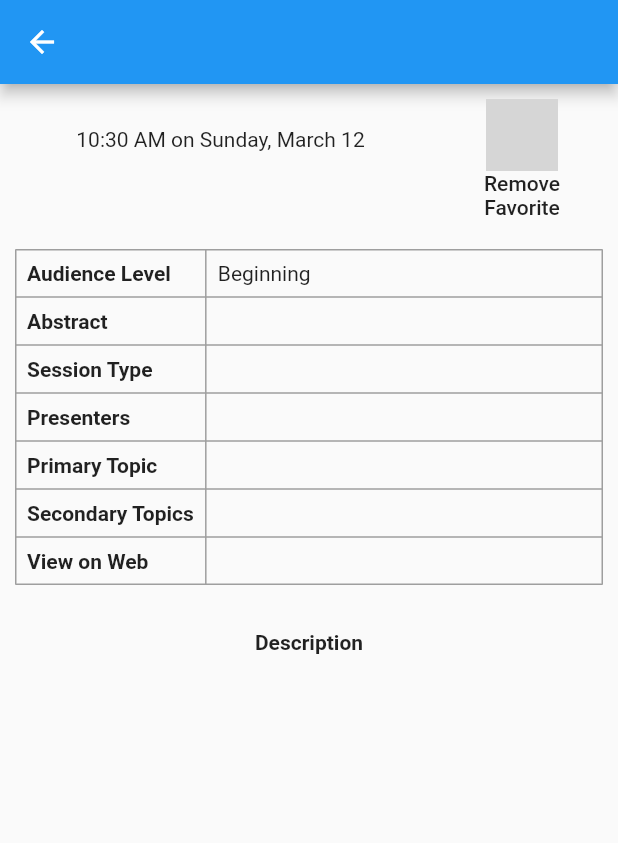
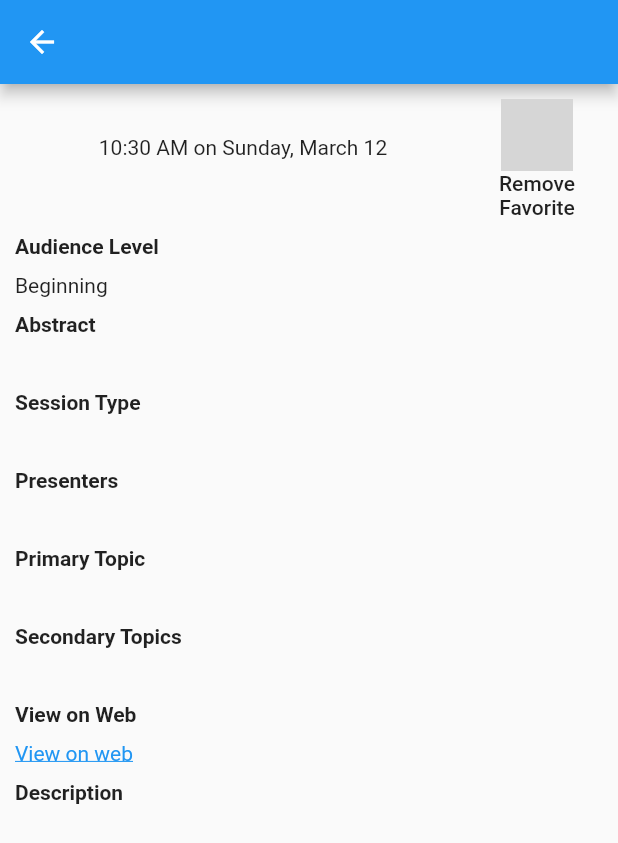
Before and after one commit to dra11y/csun23, a Flutter app: the SessionDetailsPage screen opened directly with empty values, after a tap on an icon or button, on a phone screen of 412 x 824 dp. Shown: the top 843 px of the screen. Run offline on Flutter 3.47's test engine with Material 2 defaults, Android fonts, the phone set to English and light mode, and no system bars; our stand-ins replace flutter_riverpod, shared_preferences, sliver_tools; missing offline and left inert: icon_decoration; accounts and stored records are empty; grey boxes are pictures that could not be loaded.

Commit message:
clean up

```diff
--- a/csun23/lib/main.dart
+++ b/csun23/lib/main.dart
@@ -1,5 +1,3 @@
-import 'dart:io';
-
 import 'package:flutter/material.dart';
 import 'package:flutter_riverpod/flutter_riverpod.dart';
 
@@ -14,20 +12,18 @@ class MyApp extends StatelessWidget {
 
   @override
   Widget build(BuildContext context) {
-    final textScale =
-        Platform.isMacOS ? 1.7 : MediaQuery.of(context).textScaleFactor;
-    return MaterialApp(
+    return const MaterialApp(
       debugShowCheckedModeBanner: false,
       title: 'CSUN 2023',
-      theme: ThemeData(
-        iconTheme: IconThemeData(
-          size: textScale * (Theme.of(context).iconTheme.size ?? 24),
-        ),
-        textTheme: Theme.of(context).textTheme.apply(
-              fontSizeFactor: textScale,
-              // fontSizeDelta: 5,
-            ),
-      ),
+      // theme: ThemeData(
+      //   iconTheme: IconThemeData(
+      //     size: Theme.of(context).iconTheme.size ?? 24,
+      //   ),
+      //   textTheme: Theme.of(context).textTheme.apply(
+      //         fontSizeFactor: 1.0,
+      //         // fontSizeDelta: 5,
+      //       ),
+      // ),
       home: SessionsListPage(title: 'CSUN ’23'),
     );
   }
--- a/csun23/lib/pages/session_details_page.dart
+++ b/csun23/lib/pages/session_details_page.dart
@@ -3,10 +3,11 @@ import 'package:flutter/material.dart';
 import 'package:flutter/rendering.dart';
 import 'package:flutter_riverpod/flutter_riverpod.dart';
 import 'package:icon_decoration/icon_decoration.dart';
-import 'package:intl/intl.dart';
+import 'package:intl/intl.dart' hide TextDirection;
 import 'package:url_launcher/url_launcher_string.dart';
 
 import '../models/models.dart';
+import '../widgets/heading.dart';
 
 class SessionDetailsPage extends ConsumerStatefulWidget {
   const SessionDetailsPage({super.key, required this.session});
@@ -29,11 +30,24 @@ class _SessionDetailsPageState extends ConsumerState<SessionDetailsPage> {
     final colorScheme = Theme.of(context).colorScheme;
     final textScale = MediaQuery.of(context).textScaleFactor;
 
+    void toggleFavorite() {
+      favoritesNotifier.toggle(session.id);
+      Future.delayed(const Duration(milliseconds: 100), () {
+        final isFavorite = ref.read(favoritesProvider).contains(session.id);
+        SemanticsService.announce(
+            isFavorite ? 'Added favorite' : 'Removed favorite',
+            TextDirection.ltr);
+      });
+    }
+
     return Scaffold(
       appBar: AppBar(
         title: Text(session.name),
       ),
       body: ListView(
+        physics: const ClampingScrollPhysics(),
+        cacheExtent: 100,
+        addSemanticIndexes: true,
         children: [
           Semantics(
             sortKey: const OrdinalSortKey(1),
@@ -45,24 +59,18 @@ class _SessionDetailsPageState extends ConsumerState<SessionDetailsPage> {
                       Semantics(
                         sortKey: const OrdinalSortKey(1),
                         container: true,
-                        child: Padding(
-                          padding: const EdgeInsets.only(top: 20, bottom: 10),
                         child: Text(
                           DateFormat('h:mm a on EEEE, MMMM d')
                               .format(session.dateTime),
                           textAlign: TextAlign.center,
                         ),
                       ),
-                      ),
                       Semantics(
                         sortKey: const OrdinalSortKey(1.5),
                         container: true,
-                        child: Padding(
-                          padding: const EdgeInsets.symmetric(vertical: 10),
                         child: Text(
                           session.location,
                           textAlign: TextAlign.center,
-                          ),
                         ),
                       ),
                     ],
@@ -74,11 +82,9 @@ class _SessionDetailsPageState extends ConsumerState<SessionDetailsPage> {
                   button: true,
                   label: isFavorite ? 'Remove Favorite' : 'Add Favorite',
                   excludeSemantics: true,
-                  onTap: () => favoritesNotifier.toggle(session.id),
-                  child: Padding(
-                    padding: const EdgeInsets.all(10).copyWith(right: 20),
+                  onTap: toggleFavorite,
                   child: MaterialButton(
-                      onPressed: () => favoritesNotifier.toggle(session.id),
+                    onPressed: toggleFavorite,
                     child: Column(
                       children: [
                         DecoratedIcon(
@@ -89,9 +95,8 @@ class _SessionDetailsPageState extends ConsumerState<SessionDetailsPage> {
                           icon: Icon(
                             isFavorite ? Icons.star : Icons.clear,
                             semanticLabel: isFavorite ? 'Favorite' : null,
-                              color: isFavorite
-                                  ? Colors.amber
-                                  : Colors.transparent,
+                            color:
+                                isFavorite ? Colors.amber : Colors.transparent,
                           ),
                         ),
                         Text(
@@ -102,109 +107,62 @@ class _SessionDetailsPageState extends ConsumerState<SessionDetailsPage> {
                     ),
                   ),
                 ),
-                ),
               ],
             ),
           ),
-          Padding(
-            padding: const EdgeInsets.all(10),
-            child: Table(
-              border: TableBorder.all(
-                color: Colors.grey,
-              ),
-              columnWidths: const {
-                0: IntrinsicColumnWidth(),
-              },
-              children: [
-                _tableRow(
-                    label: 'Audience Level',
-                    text: session.audienceLevel.toString()),
-                _tableRow(label: 'Abstract', text: session.abstractText),
-                _tableRow(label: 'Session Type', text: session.sessionType),
-                _tableRow(
-                    label: 'Presenters', text: session.presenters.join('\n')),
-                _tableRow(label: 'Primary Topic', text: session.primaryTopic),
-                _tableRow(
-                    label: 'Secondary Topics',
-                    text: session.secondaryTopics.join(', ')),
-                _tableRow(
-                    label: 'View on Web',
-                    content: GestureDetector(
-                      onTap: openLink,
-                      child: Semantics(
-                        container: true,
+          const Heading(text: 'Audience Level'),
+          Text(session.audienceLevel.toString()),
+          const Heading(text: 'Abstract'),
+          Text(session.abstractText),
+          const Heading(text: 'Session Type'),
+          Text(session.sessionType),
+          const Heading(text: 'Presenters'),
+          Text(session.presenters.join('\n')),
+          const Heading(text: 'Primary Topic'),
+          Text(session.primaryTopic),
+          const Heading(text: 'Secondary Topics'),
+          Text(session.secondaryTopics.join(', ')),
+          const Heading(text: 'View on Web'),
+          Semantics(
             link: true,
             onTap: openLink,
+            label: 'View on web',
+            excludeSemantics: true,
+            child: GestureDetector(
+              onTap: openLink,
               child: Text(
-                          session.url,
+                'View on web',
                 style: TextStyle(
                   color: colorScheme.primary,
                   decoration: TextDecoration.underline,
                 ),
               ),
             ),
-                    )),
-              ],
           ),
-          ),
-          Padding(
-            padding: const EdgeInsets.only(top: 20),
-            child: Semantics(
-              header: true,
+          const Heading(text: 'Description'),
+          Column(children: [
+            ...session.description
+                .split('\n')
+                .map(
+                  (p) => p.trim().isEmpty
+                      ? null
+                      : Semantics(
                           container: true,
-              child: const Text(
-                'Description',
-                textAlign: TextAlign.center,
-                style: TextStyle(
-                  fontWeight: FontWeight.bold,
-                ),
-              ),
-            ),
-          ),
-          Padding(
-            padding: const EdgeInsets.all(20),
-            child: Column(children: [
-              ...session.description.split('\n').map(
-                    (p) => Semantics(
-                      container: true,
+                          child: Padding(
+                            padding: const EdgeInsets.only(top: 8),
                             child: Text(p),
                           ),
                         ),
+                )
+                .whereType<Widget>(),
           ]),
-          )
-        ],
+        ]
+            .map((item) => Padding(
+                  padding: const EdgeInsets.all(10).copyWith(bottom: 0),
+                  child: item,
+                ))
+            .toList(),
       ),
     );
   }
-
-  TableRow _tableRow({required String label, String? text, Widget? content}) {
-    assert(
-        (text != null && content == null) || (content != null && text == null));
-    return TableRow(
-      children: [
-        TableCell(
-          child: Semantics(
-            container: true,
-            header: true,
-            child: Padding(
-              padding: const EdgeInsets.all(8.0),
-              child: Text(
-                label,
-                style: const TextStyle(fontWeight: FontWeight.bold),
-              ),
-            ),
-          ),
-        ),
-        TableCell(
-          child: Semantics(
-            container: true,
-            child: Padding(
-              padding: const EdgeInsets.all(8.0),
-              child: text != null ? Text(text) : content,
-            ),
-          ),
-        ),
-      ],
-    );
 }
-}
--- a/csun23/lib/pages/sessions_list_page.dart
+++ b/csun23/lib/pages/sessions_list_page.dart
@@ -1,13 +1,13 @@
 import 'package:collection/collection.dart';
 import 'package:csun23/pages/session_details_page.dart';
 import 'package:flutter/material.dart';
+import 'package:flutter/rendering.dart';
 import 'package:flutter_riverpod/flutter_riverpod.dart';
-import 'package:intl/intl.dart';
+import 'package:intl/intl.dart' hide TextDirection;
 
 import '../models/models.dart';
 import '../providers/providers.dart';
 import '../widgets/date_time_dropdown_button.dart';
-import '../widgets/section.dart';
 import '../widgets/session_list_item.dart';
 
 class SessionsListPage extends ConsumerStatefulWidget {
@@ -22,6 +22,11 @@ class SessionsListPage extends ConsumerStatefulWidget {
 
 class _SessionsListPageState extends ConsumerState<SessionsListPage> {
   ColorScheme get colorScheme => Theme.of(context).colorScheme;
+
+  bool showOnlyFavorites = false;
+  int? sessionsBeingShown;
+  DateTime? lastSelectedDateTime;
+  String get title => '${widget.title}${showOnlyFavorites ? ' Favorites' : ''}';
 
   @override
   Widget build(BuildContext context) {
@@ -54,7 +59,8 @@ class _SessionsListPageState extends ConsumerState<SessionsListPage> {
       selectedColor: colorScheme.onSurface,
       notifier: selectedDateNotifier,
       value: selectedDate,
-      dateFormat: DateFormat('EEEE, MMMM d'),
+      // dateFormat: DateFormat('EEEE, MMMM d'),
+      dateFormat: DateFormat('EEEE'),
     );
 
     final timesDropdown = DateTimeDropdownButton(
@@ -73,18 +79,41 @@ class _SessionsListPageState extends ConsumerState<SessionsListPage> {
       child: Scaffold(
         appBar: AppBar(
           centerTitle: true,
-          title: Row(
-            mainAxisSize: MainAxisSize.min,
+          actions: [
+            Semantics(
+              child: IconButton(
+                padding: EdgeInsets.zero,
+                onPressed: () {
+                  setState(() {
+                    showOnlyFavorites = !showOnlyFavorites;
+                  });
+                },
+                icon: Icon(
+                  showOnlyFavorites ? Icons.star : Icons.star_outline,
+                  semanticLabel:
+                      showOnlyFavorites ? 'Show all' : 'Show only favorites',
+                ),
+              ),
+            ),
+          ],
+          title: Text(title),
+          bottom: PreferredSize(
+            preferredSize: const Size.fromHeight(30),
+            child: Row(
               children: [
-              Text(widget.title),
-              const SizedBox(width: 16),
                 datesDropdown,
                 timesDropdown,
               ],
             ),
           ),
+        ),
         body: dateTimeSessions.when(
-          data: (sessions) => _buildSessionList(sessions, favorites),
+          data: (sessions) => _buildSessionList(
+            sessions: sessions,
+            favorites: favorites,
+            showOnlyFavorites: showOnlyFavorites,
+            selectedDateTime: selectedDateTime,
+          ),
           error: (error, stackTrace) => Center(
             child: ListView(
               children: [
@@ -100,37 +129,100 @@ class _SessionsListPageState extends ConsumerState<SessionsListPage> {
     );
   }
 
-  Widget _buildSessionList(List<Session> sessions, Set<int> favorites) {
-    final groups = groupBy(sessions, (session) => session.dateTime);
+  void _toggleFavorite(Session session) async {
+    await ref.read(favoritesProvider.notifier).toggle(session.id);
+    final isFavorite = ref.read(favoritesProvider).contains(session.id);
+    final action = isFavorite ? 'Added Favorite' : 'Removed Favorite';
+    SemanticsService.announce('$action: ${session.name}', TextDirection.ltr);
+  }
 
-    return CustomScrollView(
-      slivers: groups.entries.map((entry) {
-        final group = entry.key;
-        final sessions = entry.value;
-        sessions.sort(
-            (a, b) => b.audienceLevel.index.compareTo(a.audienceLevel.index));
+  Widget _buildSessionList({
+    required List<Session> sessions,
+    required Set<int> favorites,
+    required bool showOnlyFavorites,
+    required DateTime? selectedDateTime,
+  }) {
+    final filteredSessions = showOnlyFavorites
+        ? sessions.where((session) => favorites.contains(session.id)).toList()
+        : sessions;
+    // final groups = groupBy(filteredSessions, (session) => session.dateTime);
+    filteredSessions
+        .sort((a, b) => b.audienceLevel.index.compareTo(a.audienceLevel.index));
 
-        final sessionWidgets = sessions
-            .map((session) => SessionListItem(
+    if (selectedDateTime != lastSelectedDateTime ||
+        filteredSessions.length != sessionsBeingShown) {
+      final count = filteredSessions.length;
+      sessionsBeingShown = count;
+      lastSelectedDateTime = selectedDateTime;
+      Future.delayed(const Duration(milliseconds: 100), () {
+        SemanticsService.announce(
+            'Showing $count${showOnlyFavorites ? ' favorited' : ''} ${Intl.plural(count, one: 'session', other: 'sessions')}',
+            TextDirection.ltr,
+            assertiveness: Assertiveness.polite);
+      });
+    }
+
+    return ListView(
+      children: [
+        ...filteredSessions.map((session) {
+          final isFavorite = favorites.contains(session.id);
+          return Semantics(
+            customSemanticsActions: {
+              CustomSemanticsAction(
+                      label: isFavorite ? 'Unfavorite' : 'Favorite'):
+                  () => _toggleFavorite(session),
+            },
+            child: SessionListItem(
               session: session,
-                  isFavorite: favorites.contains(session.id),
+              isFavorite: isFavorite,
               onTap: () => Navigator.of(context)
                   .push(MaterialPageRoute(builder: (context) {
                 return SessionDetailsPage(session: session);
               })),
-                  onLongPress: () =>
-                      ref.read(favoritesProvider.notifier).toggle(session.id),
-                ))
-            .toList();
+              onLongPress: () => _toggleFavorite(session),
+            ),
+          );
+        }),
+      ],
+    );
 
-        final dateString = DateFormat('h:mm a on EEEE, MMMM d').format(group);
-        return Section(
-          title: dateString,
-          headerColor: colorScheme.primary,
-          titleColor: colorScheme.onPrimary,
-          items: sessionWidgets,
-        );
-      }).toList(),
-    );
+    // return CustomScrollView(
+    //   slivers: groups.entries.map((entry) {
+    //     final group = entry.key;
+    //     final sessions = entry.value;
+    //     sessions.sort(
+    //         (a, b) => b.audienceLevel.index.compareTo(a.audienceLevel.index));
+
+    //     final sessionWidgets = sessions.map((session) {
+    //       final isFavorite = favorites.contains(session.id);
+    //       return Semantics(
+    //         customSemanticsActions: {
+    //           CustomSemanticsAction(
+    //                   label: isFavorite ? 'Unfavorite' : 'Favorite'):
+    //               () => _toggleFavorite(session),
+    //         },
+    //         child: SessionListItem(
+    //           session: session,
+    //           isFavorite: isFavorite,
+    //           onTap: () => Navigator.of(context)
+    //               .push(MaterialPageRoute(builder: (context) {
+    //             return SessionDetailsPage(session: session);
+    //           })),
+    //           onLongPress: () => Platform.isMacOS || Platform.isWindows
+    //               ? _toggleFavorite(session)
+    //               : null,
+    //         ),
+    //       );
+    //     }).toList();
+
+    //     final dateString = DateFormat('h:mm a on EEEE, MMMM d').format(group);
+    //     return Section(
+    //       title: dateString,
+    //       headerColor: colorScheme.primary,
+    //       titleColor: colorScheme.onPrimary,
+    //       items: sessionWidgets,
+    //     );
+    //   }).toList(),
+    // );
   }
 }
--- a/csun23/lib/widgets/date_time_dropdown_button.dart
+++ b/csun23/lib/widgets/date_time_dropdown_button.dart
@@ -52,6 +52,7 @@ class DateTimeDropdownButton extends StatelessWidget {
                     child: Text(
                       dateFormat.format(date),
                       style: TextStyle(color: buttonColor),
+                      textScaleFactor: 1.3,
                     ),
                   ),
                 ),
@@ -61,6 +62,8 @@ class DateTimeDropdownButton extends StatelessWidget {
             final isSelected = date == value;
             return DropdownMenuItem<DateTime>(
               value: date,
+              child: Semantics(
+                selected: isSelected,
                 child: Row(
                   children: [
                     Icon(
@@ -71,8 +74,10 @@ class DateTimeDropdownButton extends StatelessWidget {
                     Text(
                       dateFormat.format(date),
                       style: TextStyle(color: selectedColor),
+                      textScaleFactor: 1.3,
                     ),
                   ],
+                ),
               ),
             );
           }).toList(),
--- /dev/null
+++ b/csun23/lib/widgets/heading.dart
@@ -0,0 +1,19 @@
+import 'package:flutter/material.dart';
+
+class Heading extends StatelessWidget {
+  const Heading({super.key, required this.text});
+
+  final String text;
+
+  @override
+  Widget build(BuildContext context) => Semantics(
+        container: true,
+        header: true,
+        child: Text(
+          text,
+          style: const TextStyle(
+            fontWeight: FontWeight.bold,
+          ),
+        ),
+      );
+}
--- a/csun23/lib/widgets/section.dart
+++ b/csun23/lib/widgets/section.dart
@@ -12,18 +12,18 @@ class Section extends MultiSliver {
           key: key,
           pushPinnedChildren: true,
           children: [
-            SliverPinnedHeader(
-              child: ColoredBox(
-                color: headerColor,
-                child: ListTile(
-                  textColor: titleColor,
-                  title: Text(
-                    title,
-                    style: const TextStyle(fontWeight: FontWeight.bold),
-                  ),
-                ),
-              ),
-            ),
+            // SliverPinnedHeader(
+            //   child: ColoredBox(
+            //     color: headerColor,
+            //     child: ListTile(
+            //       textColor: titleColor,
+            //       title: Text(
+            //         title,
+            //         style: const TextStyle(fontWeight: FontWeight.bold),
+            //       ),
+            //     ),
+            //   ),
+            // ),
             SliverList(
               delegate: SliverChildListDelegate.fixed(items),
             ),
--- a/csun23/lib/widgets/session_list_item.dart
+++ b/csun23/lib/widgets/session_list_item.dart
@@ -22,6 +22,7 @@ class SessionListItem extends StatelessWidget {
     final textScale = MediaQuery.of(context).textScaleFactor;
 
     return ListTile(
+      minLeadingWidth: 0,
       leading: DecoratedIcon(
         decoration: isFavorite
             ? IconDecoration(border: IconBorder(width: textScale * 3))
@@ -36,7 +37,13 @@ class SessionListItem extends StatelessWidget {
       subtitle: Text(
         '${session.audienceLevel} - ${session.location}',
       ),
-      trailing: const Icon(Icons.chevron_right),
+      trailing: const SizedBox(
+        width: 24,
+        child: Icon(
+          Icons.chevron_right,
+          size: 48,
+        ),
+      ),
       onTap: onTap,
       onLongPress: onLongPress,
     );
```
Also changed, not shown: 11 other files. Lines whose indentation alone changed are shown as unchanged.
